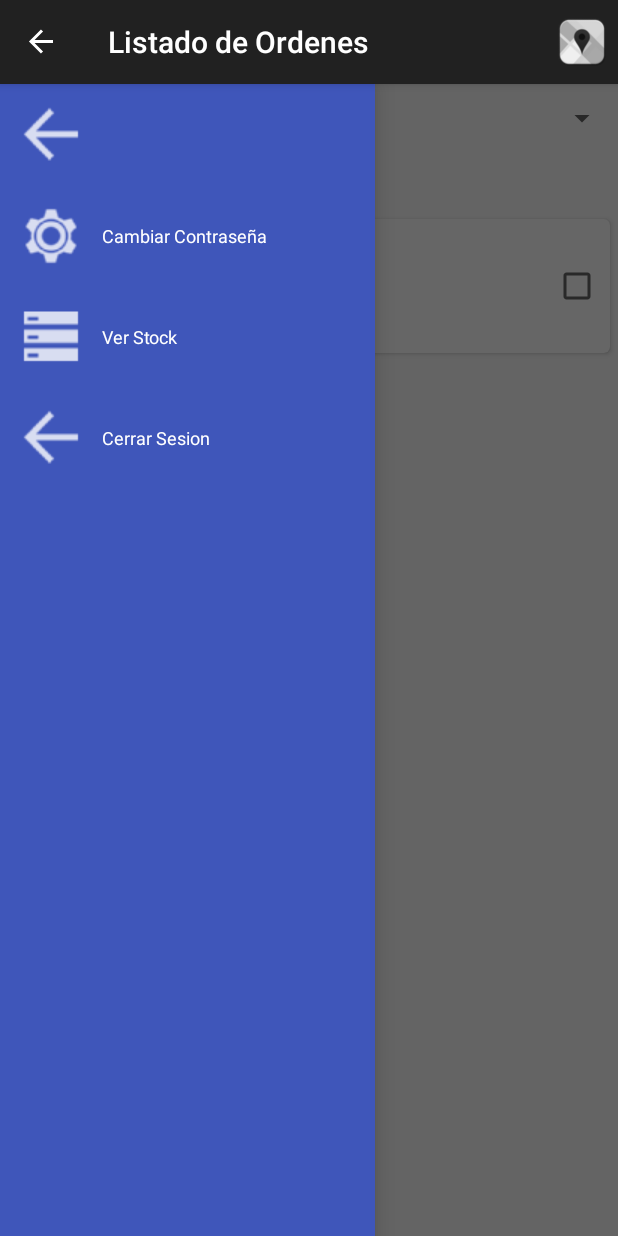
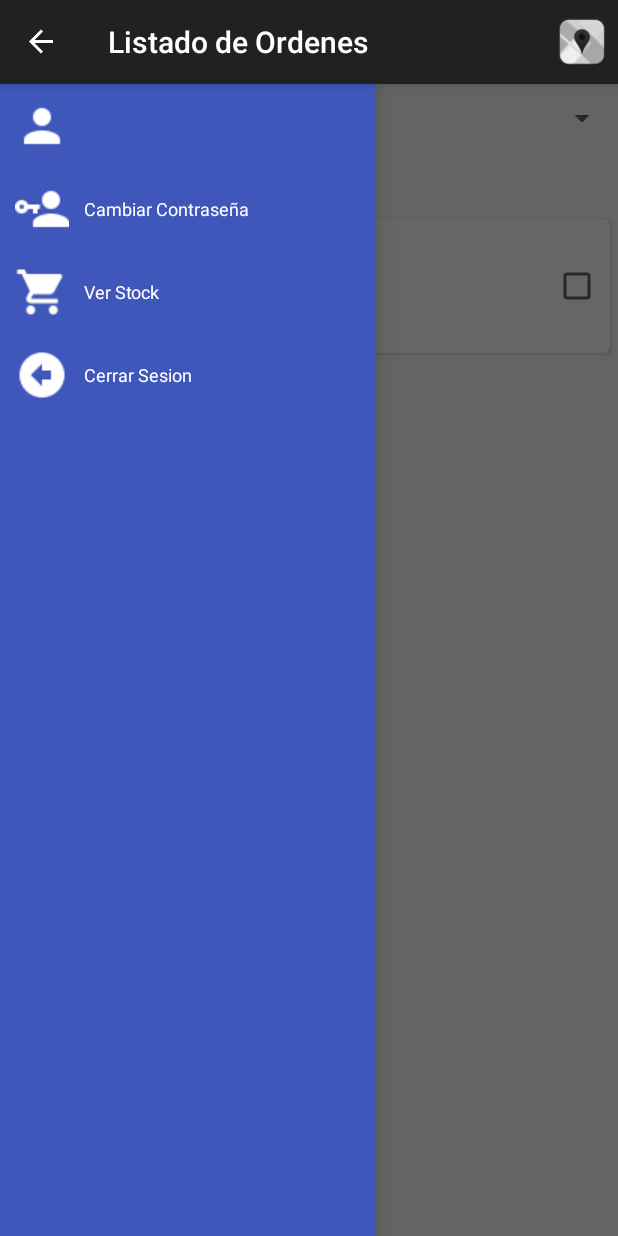
Before and after one commit to AndroidSoftDel/Grupo3, an Android app: the ListaOrdenesActivity screen opened directly, with no data from a screen before it, with the side drawer open, on a phone screen of 412 x 824 dp. Run offline under Robolectric (Android 15) with nearby library versions, the phone set to English and light mode, and no system bars.

Commit message:
- Se agregan nuevos iconos

```diff
--- a/app/src/main/java/com/example/javierhuinocana/grupo03_cibertec/CambioContraseñaActivity.java
+++ /dev/null
@@ -1,7 +0,0 @@
-package com.example.javierhuinocana.grupo03_cibertec;
-
-/**
- * Created by Gustavo on 20/09/2015.
- */
-public class CambioContraseñaActivity {
-}
--- a/app/src/main/java/com/example/javierhuinocana/grupo03_cibertec/ListaOrdenesActivity.java
+++ b/app/src/main/java/com/example/javierhuinocana/grupo03_cibertec/ListaOrdenesActivity.java
@@ -91,10 +91,10 @@ public class ListaOrdenesActivity extends AppCompatActivity implements RVListado
         SharedPreferences preferences = getSharedPreferences("Usuario", Context.MODE_PRIVATE);
 
 
-        drawerItem[0] = new ObjectDrawerItem(R.drawable.ic_action_ai_back, preferences.getString("nombreUsuario", "").toString());
-        drawerItem[1] = new ObjectDrawerItem(R.drawable.ic_action_ai_settings, "Cambiar Contraseña");
-        drawerItem[2] = new ObjectDrawerItem(R.drawable.ic_action_ai_storage, "Ver Stock");
-        drawerItem[3] = new ObjectDrawerItem(R.drawable.ic_action_ai_back, "Cerrar Sesion");
+        drawerItem[0] = new ObjectDrawerItem(R.drawable.user_white, preferences.getString("nombreUsuario", "").toString());
+        drawerItem[1] = new ObjectDrawerItem(R.drawable.change_password_white, "Cambiar Contraseña");
+        drawerItem[2] = new ObjectDrawerItem(R.drawable.stock_white , "Ver Stock");
+        drawerItem[3] = new ObjectDrawerItem(R.drawable.close_white, "Cerrar Sesion");
 
 
         mNavigationDrawerItemTitles = getResources().getStringArray(R.array.navigation_drawer_items_array);
```
